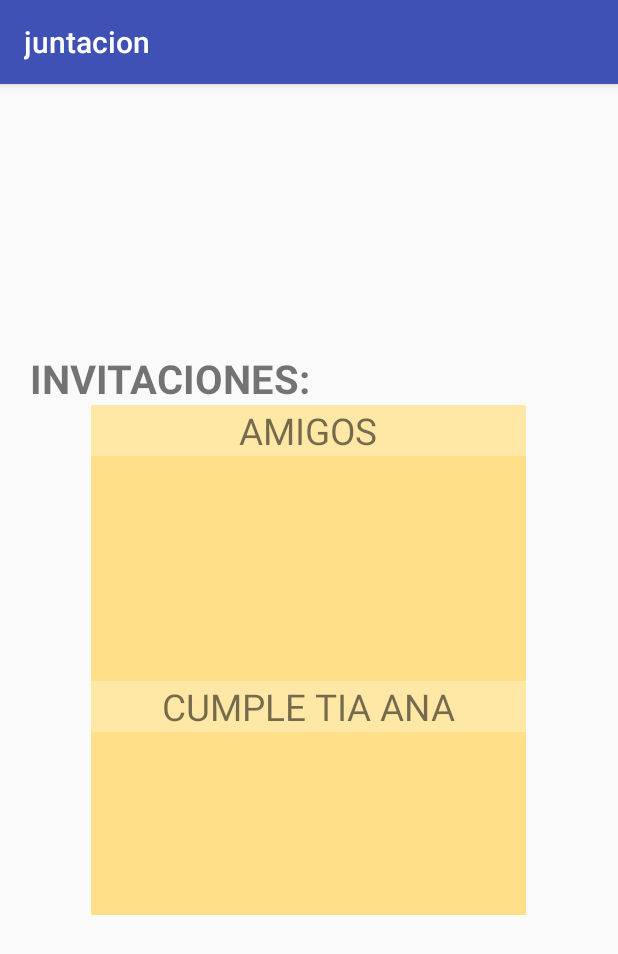
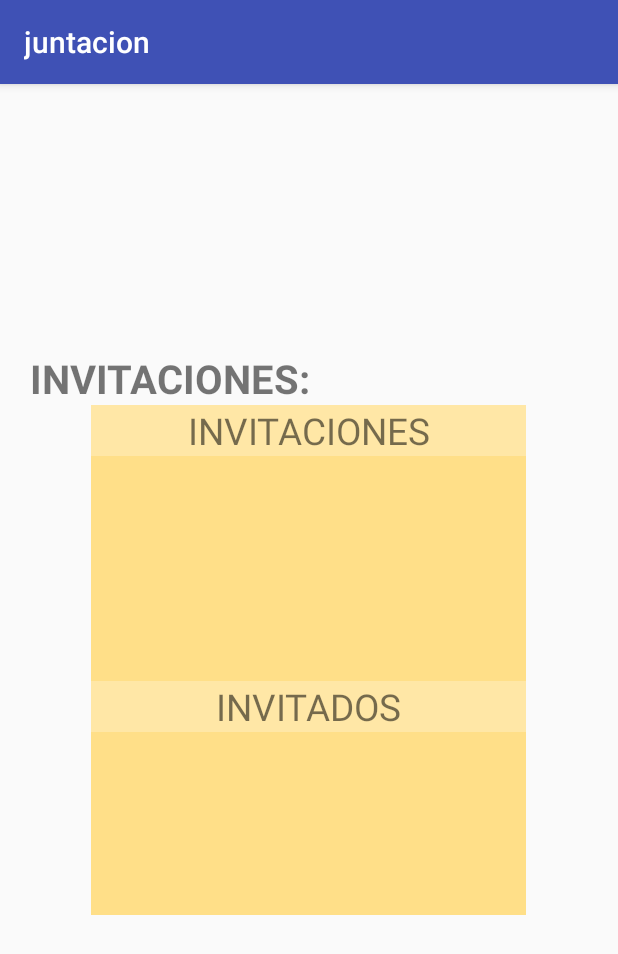
Before and after one commit to NecroKorn/juntacion, an Android app: the InvitacionesActivity screen opened directly, with no data from a screen before it, on a phone screen of 412 x 824 dp. Shown: the top 954 px of the screen. Run offline under Robolectric (Android 15) with nearby library versions, the phone set to English and light mode, and no system bars.

Commit message:
se actualiza objetos

```diff
--- a/app/src/main/AndroidManifest.xml
+++ b/app/src/main/AndroidManifest.xml
@@ -1,6 +1,6 @@
-<?xml version="1.0" encoding="UTF-8"?>
-<manifest xmlns:android="http://schemas.android.com/apk/res/android" package="cl.darkcity.vv.juntacion">
-   <!-- To auto-complete the email text field in the login form with the user's emails -->
+<?xml version="1.0" encoding="utf-8"?>
+<manifest xmlns:android="http://schemas.android.com/apk/res/android"
+    package="cl.darkcity.vv.juntacion">
     <uses-permission android:name="android.permission.GET_ACCOUNTS" />
     <uses-permission android:name="android.permission.READ_PROFILE" />
     <uses-permission android:name="android.permission.READ_CONTACTS" />
--- a/app/src/main/res/drawable/elem_inv.xml
+++ b/app/src/main/res/drawable/elem_inv.xml
@@ -1,13 +1,13 @@
 <?xml version="1.0" encoding="utf-8"?>
 <!--caja elemento invitaciones -->
 <LinearLayout
+    xmlns:android="http://schemas.android.com/apk/res/android"
     android:id="@+id/contacto_inv"
     android:layout_width="290dp"
     android:layout_height="340dp"
     android:layout_centerInParent="true"
     android:background="#ffdf88"
-    android:orientation="horizontal"
->
+    android:orientation="horizontal">
 
     <!-- elemento -->
     <TextView
--- a/app/src/main/res/layout/activity_invitaciones.xml
+++ b/app/src/main/res/layout/activity_invitaciones.xml
@@ -28,7 +28,7 @@
         <!-- elemento 1 -->
         <TextView
             android:id="@+id/txt_inv_1"
-            android:text="AMIGOS"
+            android:text="INVITACIONES"
             android:layout_width="match_parent"
             android:layout_height="wrap_content"
             android:textSize="11pt"
@@ -48,7 +48,7 @@
         <!-- elemento 2 -->
         <TextView
             android:id="@+id/txt_inv_2"
-            android:text="CUMPLE TIA ANA"
+            android:text="INVITADOS"
             android:layout_width="match_parent"
             android:layout_height="wrap_content"
             android:textSize="11pt"
```
Lines whose indentation alone changed are shown as unchanged.
